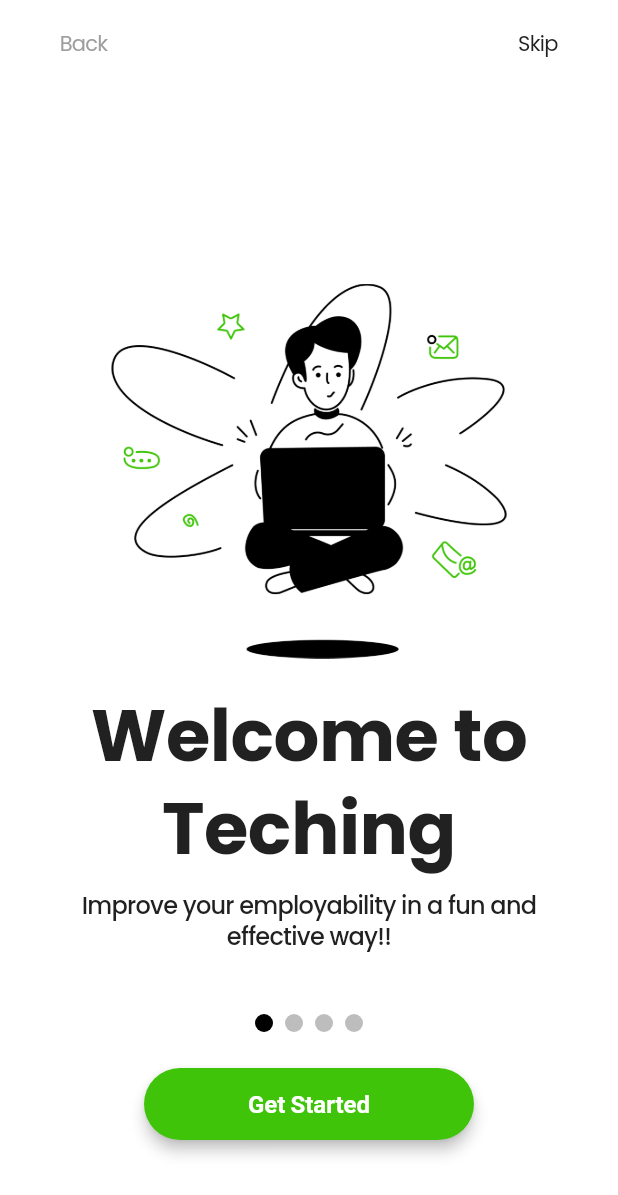
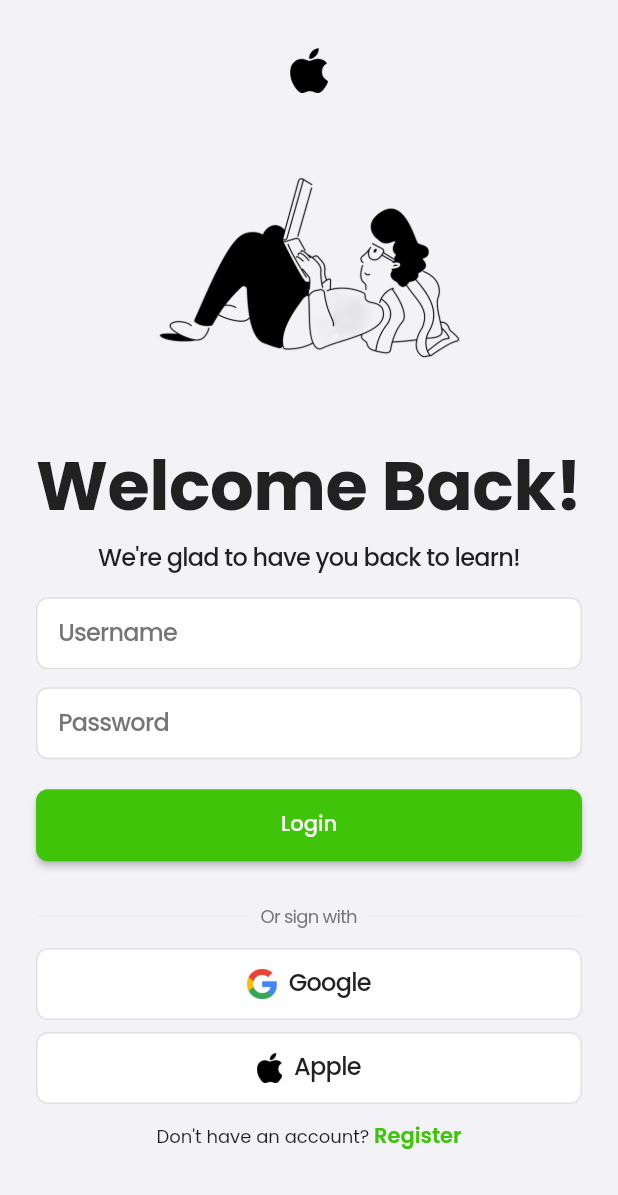
Before and after one commit to Villalobos14/apptechinng, a Flutter app: the screen it shows after launch, after a tap on "Skip", on a phone screen of 412 x 824 dp. Shown: the top 1195 px of the screen. Run offline on Flutter 3.47's test engine with Material 3 defaults, Android fonts, the light colour scheme and no system bars; drawn by our look-alikes of liquid_swipe, smooth_page_indicator; our stand-ins replace dio, go_router, google_fonts.

Commit message:
feat(onboarding): connect onboarding screen to login page using go_router

```diff
--- a/lib/features/auth/presentation/pages/login_page.dart
+++ b/lib/features/auth/presentation/pages/login_page.dart
@@ -0,0 +1,112 @@
+// lib/features/auth/presentation/pages/login_page.dart
+
+import 'package:flutter/gestures.dart';
+import 'package:flutter/material.dart';
+import 'package:liquid_swipe/liquid_swipe.dart';
+import 'package:go_router/go_router.dart';
+
+import 'package:techinng/features/auth/presentation/widgets/login/login_header.dart';
+import 'package:techinng/features/auth/presentation/widgets/login/login_form.dart';
+import 'package:techinng/features/auth/presentation/widgets/login/social_buttons.dart';
+import 'package:techinng/shared/navigation/route_names.dart';
+import 'package:techinng/shared/styles/app_text_styles.dart';
+import 'package:techinng/shared/styles/app_colors.dart';
+
+class LoginPage extends StatefulWidget {
+  const LoginPage({Key? key}) : super(key: key);
+
+  @override
+  State<LoginPage> createState() => _LoginPageState();
+}
+
+class _LoginPageState extends State<LoginPage> {
+  final LiquidController _liquidController = LiquidController();
+
+  void _onLoginPressed() {
+    // Disparar la animación líquida a la página en blanco
+    _liquidController.animateToPage(
+      page: 1,
+      duration: 300, // más rápido para mayor fluidez
+    );
+  }
+
+  void _onPageChanged(int page) {
+    if (page == 1) {
+      // Tras la animación, navegamos al Home
+      Future.delayed(const Duration(milliseconds: 200), () {
+        context.go(RouteNames.home);
+      });
+    }
+  }
+
+  @override
+  Widget build(BuildContext context) {
+    const horizontal = 24.0, vertical = 16.0;
+
+    // Página 0: contenido del login
+    final loginContent = SafeArea(
+      child: Padding(
+        padding: const EdgeInsets.symmetric(
+          horizontal: horizontal,
+          vertical: vertical,
+        ),
+        child: Column(
+          crossAxisAlignment: CrossAxisAlignment.stretch,
+          children: [
+            const LoginHeader(),
+            const SizedBox(height: 16),
+            LoginForm(onLogin: _onLoginPressed),
+            const Spacer(),
+            const SocialButtons(),
+            const SizedBox(height: 12),
+            Center(
+              child: RichText(
+                text: TextSpan(
+                  style: AppTextStyles.bodySmall.copyWith(color: Colors.black87),
+                  children: [
+                    const TextSpan(text: "Don't have an account? "),
+                    TextSpan(
+                      text: 'Register',
+                      style: AppTextStyles.labelLarge.copyWith(
+                        color: AppColors.accent,
+                        fontWeight: FontWeight.w600,
+                      ),
+                      recognizer: TapGestureRecognizer()
+                        ..onTap = () => context.go(RouteNames.register),
+                    ),
+                  ],
+                ),
+              ),
+            ),
+            const SizedBox(height: 40),
+          ],
+        ),
+      ),
+    );
+
+    // Página 1: contenedor en blanco para el efecto
+    final blankPage = Container(color: Colors.white);
+
+    return Scaffold(
+      body: LiquidSwipe(
+        pages: [loginContent, blankPage],
+        liquidController: _liquidController,
+
+        // ─── Desactivar todo gesto de usuario ─────────────────
+        disableUserGesture: true,
+        ignoreUserGestureWhileAnimating: true,
+
+        // ─── Configuración de animación ───────────────────────
+        enableLoop: false,
+        enableSideReveal: false,
+        fullTransitionValue: 300,
+        waveType: WaveType.circularReveal,
+
+        // ─── Ocultamos la flechita flotante ───────────────────
+        slideIconWidget: null,
+
+        onPageChangeCallback: _onPageChanged,
+      ),
+    );
+  }
+}
--- /dev/null
+++ b/lib/features/auth/presentation/widgets/login/login_form.dart
@@ -0,0 +1,57 @@
+// lib/features/auth/presentation/widgets/login/login_form.dart
+
+import 'package:flutter/material.dart';
+import 'package:techinng/shared/styles/app_colors.dart';
+import 'package:techinng/shared/styles/app_text_styles.dart';
+
+class LoginForm extends StatelessWidget {
+  final VoidCallback onLogin;
+  const LoginForm({Key? key, required this.onLogin}) : super(key: key);
+
+  Widget _fieldMock(String hint) {
+    return Container(
+      height: 48,
+      decoration: BoxDecoration(
+        color: Colors.white,
+        border: Border.all(color: Colors.grey.shade300),
+        borderRadius: BorderRadius.circular(8),
+      ),
+      padding: const EdgeInsets.symmetric(horizontal: 14),
+      alignment: Alignment.centerLeft,
+      child: Text(
+        hint,
+        style:
+            AppTextStyles.bodyMedium.copyWith(color: Colors.grey.shade600),
+      ),
+    );
+  }
+
+  @override
+  Widget build(BuildContext context) {
+    return Column(
+      children: [
+        _fieldMock('Username'),
+        const SizedBox(height: 12),
+        _fieldMock('Password'),
+        const SizedBox(height: 20),
+        SizedBox(
+          width: double.infinity,
+          height: 48,
+          child: ElevatedButton(
+            onPressed: onLogin,
+            style: ElevatedButton.styleFrom(
+              backgroundColor: AppColors.accent,
+              shape: RoundedRectangleBorder(
+                borderRadius: BorderRadius.circular(8),
+              ),
+            ),
+            child: Text(
+              'Login',
+              style: AppTextStyles.labelLarge.copyWith(color: Colors.white),
+            ),
+          ),
+        ),
+      ],
+    );
+  }
+}
--- /dev/null
+++ b/lib/features/auth/presentation/widgets/login/login_header.dart
@@ -0,0 +1,47 @@
+import 'package:flutter/material.dart';
+import 'package:techinng/shared/styles/app_text_styles.dart';
+
+class LoginHeader extends StatelessWidget {
+  const LoginHeader({Key? key}) : super(key: key);
+
+  @override
+  Widget build(BuildContext context) {
+    return Column(
+      children: [
+        const SizedBox(height: 16),
+
+        // Logo
+        Image.asset('assets/images/apple.png', height: 30),
+
+        const SizedBox(height: 16),
+
+        // Ilustración principal
+        Image.asset('assets/images/login.png', height: 200),
+
+        const SizedBox(height: 16),
+
+        // Título escalable
+        SizedBox(
+          width: double.infinity,
+          child: FittedBox(
+            fit: BoxFit.scaleDown,
+            child: Text(
+              'Welcome Back!',
+              style:
+                  AppTextStyles.headlineLarge.copyWith(fontSize: 48),
+            ),
+          ),
+        ),
+
+        const SizedBox(height: 8),
+
+        // Subtítulo
+        Text(
+          "We're glad to have you back to learn!",
+          style: AppTextStyles.bodyMedium.copyWith(color: Colors.black87),
+          textAlign: TextAlign.center,
+        ),
+      ],
+    );
+  }
+}
--- /dev/null
+++ b/lib/features/auth/presentation/widgets/login/social_buttons.dart
@@ -0,0 +1,58 @@
+import 'package:flutter/material.dart';
+import 'package:techinng/shared/styles/app_text_styles.dart';
+import 'package:techinng/shared/styles/app_colors.dart';
+
+class SocialButtons extends StatelessWidget {
+  const SocialButtons({Key? key}) : super(key: key);
+
+  Widget _button(String asset, String label) {
+    return SizedBox(
+      width: double.infinity,
+      height: 48,
+      child: OutlinedButton(
+        onPressed: () {},
+        style: OutlinedButton.styleFrom(
+          side: BorderSide(color: Colors.grey.shade300),
+          shape: RoundedRectangleBorder(
+              borderRadius: BorderRadius.circular(8)),
+          backgroundColor: Colors.white,
+        ),
+        child: Row(
+          mainAxisAlignment: MainAxisAlignment.center,
+          children: [
+            Image.asset(asset, height: 20),
+            const SizedBox(width: 8),
+            Text(label, style: AppTextStyles.bodyMedium),
+          ],
+        ),
+      ),
+    );
+  }
+
+  @override
+  Widget build(BuildContext context) {
+    return Column(
+      children: [
+        // Separador + texto
+        Row(
+          children: [
+            const Expanded(child: Divider()),
+            Padding(
+              padding: const EdgeInsets.symmetric(horizontal: 8),
+              child: Text(
+                'Or sign with',
+                style:
+                    AppTextStyles.bodySmall.copyWith(color: Colors.grey.shade600),
+              ),
+            ),
+            const Expanded(child: Divider()),
+          ],
+        ),
+        const SizedBox(height: 12),
+        _button('assets/images/google.png', 'Google'),
+        const SizedBox(height: 8),
+        _button('assets/images/apple.png', 'Apple'),
+      ],
+    );
+  }
+}
--- a/lib/features/onboarding/presentation/pages/onboarding_screen.dart
+++ b/lib/features/onboarding/presentation/pages/onboarding_screen.dart
@@ -1,7 +1,9 @@
 import 'package:flutter/material.dart';
 import 'package:liquid_swipe/liquid_swipe.dart';
+import 'package:go_router/go_router.dart';
 import 'package:techinng/shared/styles/app_colors.dart';
 import 'package:techinng/shared/styles/app_text_styles.dart';
+import 'package:techinng/shared/navigation/route_names.dart';
 import 'package:techinng/features/onboarding/presentation/widgets/onboarding_page.dart';
 import 'package:techinng/features/onboarding/presentation/widgets/onboarding_progress_liquid.dart';
 
@@ -51,7 +53,8 @@ class _OnboardingScreenState extends State<OnboardingScreen> {
   }
 
   void _goToLogin() {
-    Navigator.pushReplacementNamed(context, '/login');
+    // 🚀 Updated to use go_router instead of Navigator
+    context.go(RouteNames.login);
   }
 
   void _nextPage() {
@@ -59,7 +62,8 @@ class _OnboardingScreenState extends State<OnboardingScreen> {
     if (next < pages.length) {
       _liquidController.animateToPage(page: next);
     } else {
-      Navigator.pushReplacementNamed(context, '/login');
+      // 🚀 Also updated here for consistency
+      _goToLogin();
     }
   }
 
@@ -138,7 +142,7 @@ class _OnboardingScreenState extends State<OnboardingScreen> {
                         width: 220,
                         height: 48,
                         child: ElevatedButton(
-                          onPressed: _goToLogin,
+                          onPressed: _goToLogin, // 🚀 This now properly navigates to login
                           style: ElevatedButton.styleFrom(
                             backgroundColor: AppColors.accent,
                             foregroundColor: Colors.white,
--- a/lib/shared/navigation/app_router.dart
+++ b/lib/shared/navigation/app_router.dart
@@ -1,15 +1,17 @@
-// lib/shared/navigation/app_router.dart
 import 'package:go_router/go_router.dart';
 import 'package:flutter/material.dart';
 
 import 'route_names.dart';
 import '../../features/home/presentation/pages/home_page.dart';
 import '../../features/onboarding/presentation/pages/onboarding_screen.dart';
+import '../../features/auth/presentation/pages/login_page.dart'; // 👈 nuevo
 import '../widgets/common/placeholder_page.dart';
 
 class AppRouter {
   static final GoRouter router = GoRouter(
+    // 👇 mostramos login como pantalla inicial temporal
     initialLocation: RouteNames.onboarding,
+
     routes: [
       // ──────────────────────────────────────────────────────────
       // 🚀 ONBOARDING ROUTE (Working)
@@ -18,6 +20,15 @@ class AppRouter {
         path: RouteNames.onboarding,
         name: 'onboarding',
         builder: (context, state) => const OnboardingScreen(),
+      ),
+
+      // ──────────────────────────────────────────────────────────
+      // 🧑‍💻 AUTH ROUTES (Working)
+      // ──────────────────────────────────────────────────────────
+      GoRoute(
+        path: RouteNames.login,
+        name: 'login',
+        builder: (context, state) => const LoginPage(),
       ),
 
       // ──────────────────────────────────────────────────────────
@@ -73,11 +84,6 @@ class AppRouter {
 
       /*
       // ─── Auth Routes (TODO: Implement when auth feature is ready) ───
-      GoRoute(
-        path: RouteNames.login,
-        name: 'login',
-        builder: (context, state) => const LoginPage(),
-      ),
       GoRoute(
         path: RouteNames.register,
         name: 'register',
@@ -191,10 +197,10 @@ class AppRouter {
   // 🔧 DEVELOPMENT HELPERS
   // ──────────────────────────────────────────────────────────
 
-  /// Check if a route is currently implemented
   static bool isRouteImplemented(String route) {
     const implementedRoutes = [
-      RouteNames.onboarding,  // ✅ Now implemented
+      RouteNames.login,
+      RouteNames.onboarding,
       RouteNames.home,
       RouteNames.tasks,
       RouteNames.practice,
@@ -204,17 +210,17 @@ class AppRouter {
     return implementedRoutes.contains(route);
   }
 
-  /// Get all routes that need to be implemented
   static List<String> get todoRoutes => [
-    RouteNames.login,
     RouteNames.register,
+    RouteNames.forgotPassword,
     RouteNames.welcome,
     RouteNames.profile,
+    RouteNames.practiceMain,
     RouteNames.learningJourney,
     RouteNames.diagnosticTest,
     RouteNames.behavioralInterview,
     RouteNames.structuredInterview,
+    RouteNames.roleSpecific,
     RouteNames.fullInterview,
-    // Add more as needed...
   ];
 }
```
Also changed, not shown: pubspec.yaml (+11 -2 lines), assets/images/apple.png (added), assets/images/google.png (added), assets/images/login.png (added), assets/images/register.png (added), pubspec.lock.
